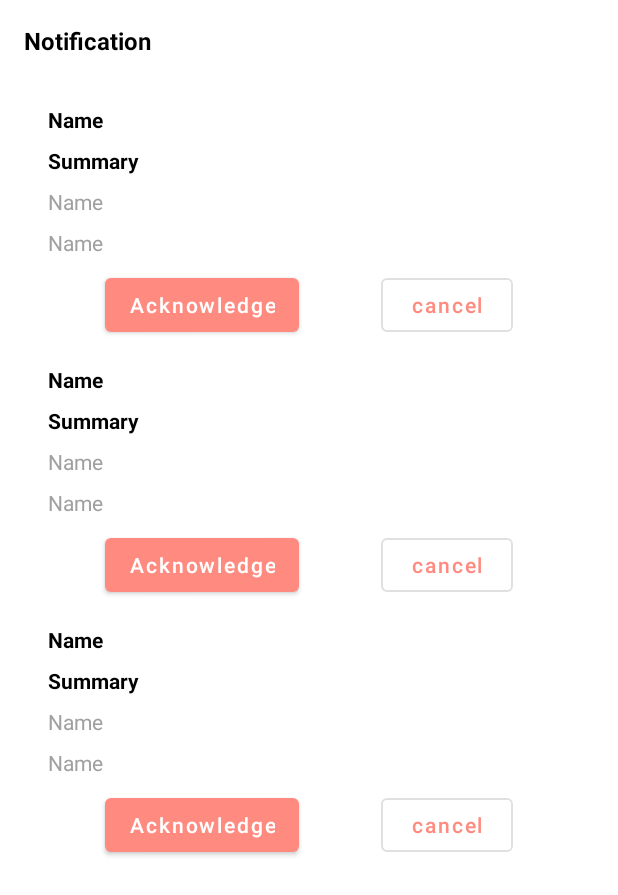
After one commit to suryasinghvijay/AlertingSystemHackaton, an Android app: the layout fragment_notification.xml on its own in the app's theme, with its tools: preview values and no code run, on a phone screen of 412 x 824 dp. The commit adds this screen. Shown: the top 895 px of the screen. Run offline under Robolectric (Android 15) with nearby library versions, the phone set to English and light mode, and no system bars.

Commit message:
notification fragment

```diff
--- a/app/src/main/java/com/gdn/tms/android/alertingsystemhackaton/feature/ui/ActiveAlertFragment.kt
+++ b/app/src/main/java/com/gdn/tms/android/alertingsystemhackaton/feature/ui/ActiveAlertFragment.kt
@@ -21,6 +21,7 @@ import com.gdn.tms.android.alertingsystemhackaton.R
 import com.gdn.tms.android.alertingsystemhackaton.databinding.FragmentActiveAlertBinding
 import com.gdn.tms.android.alertingsystemhackaton.feature.AlertFragmentCommunicator
 import com.gdn.tms.android.alertingsystemhackaton.feature.model.AlertDetails
+import com.gdn.tms.android.alertingsystemhackaton.feature.model.NotificationModel
 import com.gdn.tms.android.alertingsystemhackaton.feature.viewmodel.DashboardActivityViewModel
 import dagger.hilt.android.AndroidEntryPoint
 const val PENDING ="pending"
@@ -104,5 +105,4 @@ const val EVENT_DETAILS ="eventDetails"
       startActivity(this)
     }
   }
-
 }
--- /dev/null
+++ b/app/src/main/res/layout/fragment_notification.xml
@@ -0,0 +1,38 @@
+<?xml version="1.0" encoding="utf-8"?>
+<androidx.constraintlayout.widget.ConstraintLayout
+    xmlns:android="http://schemas.android.com/apk/res/android"
+    xmlns:app="http://schemas.android.com/apk/res-auto"
+    xmlns:tools="http://schemas.android.com/tools"
+    android:layout_width="match_parent"
+    android:layout_height="match_parent"
+    tools:context=".feature.ui.NotificationFragment">
+
+    <TextView
+        android:id="@+id/tv_notification"
+        android:layout_width="wrap_content"
+        android:layout_height="wrap_content"
+        android:layout_marginStart="16dp"
+        android:layout_marginTop="16dp"
+        android:text="Notification"
+        android:textColor="@color/black"
+        android:textSize="16dp"
+        android:textStyle="bold"
+        app:layout_constraintStart_toStartOf="parent"
+        app:layout_constraintTop_toTopOf="parent" />
+
+    <androidx.recyclerview.widget.RecyclerView
+        android:id="@+id/recycle_view"
+        app:layoutManager="androidx.recyclerview.widget.LinearLayoutManager"
+        tools:listitem="@layout/item_notification"
+        android:layout_width="0dp"
+        android:layout_height="0dp"
+        android:layout_marginBottom="16dp"
+        android:layout_marginEnd="16dp"
+        android:layout_marginStart="16dp"
+        android:layout_marginTop="16dp"
+        app:layout_constraintBottom_toBottomOf="parent"
+        app:layout_constraintEnd_toEndOf="parent"
+        app:layout_constraintStart_toStartOf="parent"
+        app:layout_constraintTop_toBottomOf="@+id/tv_notification" />
+
+</androidx.constraintlayout.widget.ConstraintLayout>
--- /dev/null
+++ b/app/src/main/res/layout/item_notification.xml
@@ -0,0 +1,85 @@
+<?xml version="1.0" encoding="utf-8"?>
+<androidx.constraintlayout.widget.ConstraintLayout xmlns:android="http://schemas.android.com/apk/res/android"
+    xmlns:app="http://schemas.android.com/apk/res-auto"
+    xmlns:tools="http://schemas.android.com/tools"
+    android:layout_width="match_parent"
+    android:layout_height="wrap_content">
+
+    <TextView
+        android:textStyle="bold"
+        android:textColor="@color/black"
+        tools:text="Name"
+        android:id="@+id/tv_sent_to"
+        android:layout_width="wrap_content"
+        android:layout_height="wrap_content"
+        android:layout_marginStart="16dp"
+        android:layout_marginTop="16dp"
+        app:layout_constraintStart_toStartOf="parent"
+        app:layout_constraintTop_toTopOf="parent" />
+
+    <TextView
+        android:textStyle="bold"
+        android:textColor="@color/black"
+        tools:text="Summary"
+        android:id="@+id/tv_summary"
+        android:layout_width="0dp"
+        android:layout_height="wrap_content"
+        android:layout_marginEnd="16dp"
+        android:layout_marginStart="16dp"
+        android:layout_marginTop="8dp"
+        app:layout_constraintEnd_toEndOf="parent"
+        app:layout_constraintStart_toStartOf="parent"
+        app:layout_constraintTop_toBottomOf="@+id/tv_sent_to" />
+
+    <TextView
+        android:textColor="@color/grey"
+        tools:text="Name"
+        android:id="@+id/tv_details"
+        android:layout_width="0dp"
+        android:layout_height="wrap_content"
+        android:layout_marginEnd="16dp"
+        android:layout_marginStart="16dp"
+        android:layout_marginTop="8dp"
+        app:layout_constraintEnd_toEndOf="parent"
+        app:layout_constraintStart_toStartOf="parent"
+        app:layout_constraintTop_toBottomOf="@id/tv_summary" />
+
+    <TextView
+        android:textColor="@color/grey"
+        tools:text="Name"
+        android:id="@+id/tv_created"
+        android:layout_width="0dp"
+        android:layout_height="wrap_content"
+        android:layout_marginEnd="16dp"
+        android:layout_marginStart="16dp"
+        android:layout_marginTop="8dp"
+        app:layout_constraintEnd_toEndOf="parent"
+        app:layout_constraintStart_toStartOf="parent"
+        app:layout_constraintTop_toBottomOf="@id/tv_details" />
+
+    <com.google.android.material.button.MaterialButton
+        android:id="@+id/btn_ack"
+        android:layout_width="wrap_content"
+        android:layout_height="wrap_content"
+        android:layout_marginTop="8dp"
+        android:text="Acknowledge"
+        android:textAllCaps="false"
+        app:layout_constraintEnd_toStartOf="@+id/btn_cancel"
+        app:layout_constraintHorizontal_bias="0.5"
+        app:layout_constraintStart_toStartOf="parent"
+        app:layout_constraintTop_toBottomOf="@id/tv_created" />
+
+    <com.google.android.material.button.MaterialButton
+        android:id="@+id/btn_cancel"
+        style="@style/Widget.MaterialComponents.Button.OutlinedButton"
+        android:layout_width="wrap_content"
+        android:layout_height="wrap_content"
+        android:layout_marginTop="8dp"
+        android:text="cancel"
+        android:textAllCaps="false"
+        app:layout_constraintEnd_toEndOf="parent"
+        app:layout_constraintHorizontal_bias="0.5"
+        app:layout_constraintStart_toEndOf="@+id/btn_ack"
+        app:layout_constraintTop_toBottomOf="@id/tv_created" />
+
+</androidx.constraintlayout.widget.ConstraintLayout>
--- a/app/src/main/res/navigation/dashboard_navigation.xml
+++ b/app/src/main/res/navigation/dashboard_navigation.xml
@@ -15,4 +15,9 @@
         android:name="com.gdn.tms.android.alertingsystemhackaton.feature.ui.DoneAlertFragment"
         android:label="Acknowledged alerts"
         tools:layout="@layout/fragment_done_alert" />
+    <fragment
+        android:id="@+id/notificationFragment"
+        android:name="com.gdn.tms.android.alertingsystemhackaton.feature.ui.NotificationFragment"
+        android:label="Notifications"
+        tools:layout="@layout/fragment_notification" />
 </navigation>
--- a/build.gradle
+++ b/build.gradle
@@ -17,7 +17,7 @@ buildscript {
     }
     dependencies {
         classpath 'com.android.tools.build:gradle:4.2.1'
-        classpath "org.jetbrains.kotlin:kotlin-gradle-plugin:1.5.21"
+        classpath "org.jetbrains.kotlin:kotlin-gradle-plugin:$kotlin_version"
         classpath "org.sonarsource.scanner.gradle:sonarqube-gradle-plugin:$sonarqube_plugin_version"
         classpath "com.google.dagger:hilt-android-gradle-plugin:$hilt_version"
         def nav_version = "2.3.5"
```
Also changed, not shown: app/src/main/java/com/gdn/tms/android/alertingsystemhackaton/feature/ui/DashboardActivity.kt (+30 -9 lines), app/src/main/java/com/gdn/tms/android/alertingsystemhackaton/feature/ui/NotificationAdapter.kt (added, +50 -0 lines), app/src/main/java/com/gdn/tms/android/alertingsystemhackaton/feature/ui/NotificationFragment.kt (added, +72 -0 lines).
